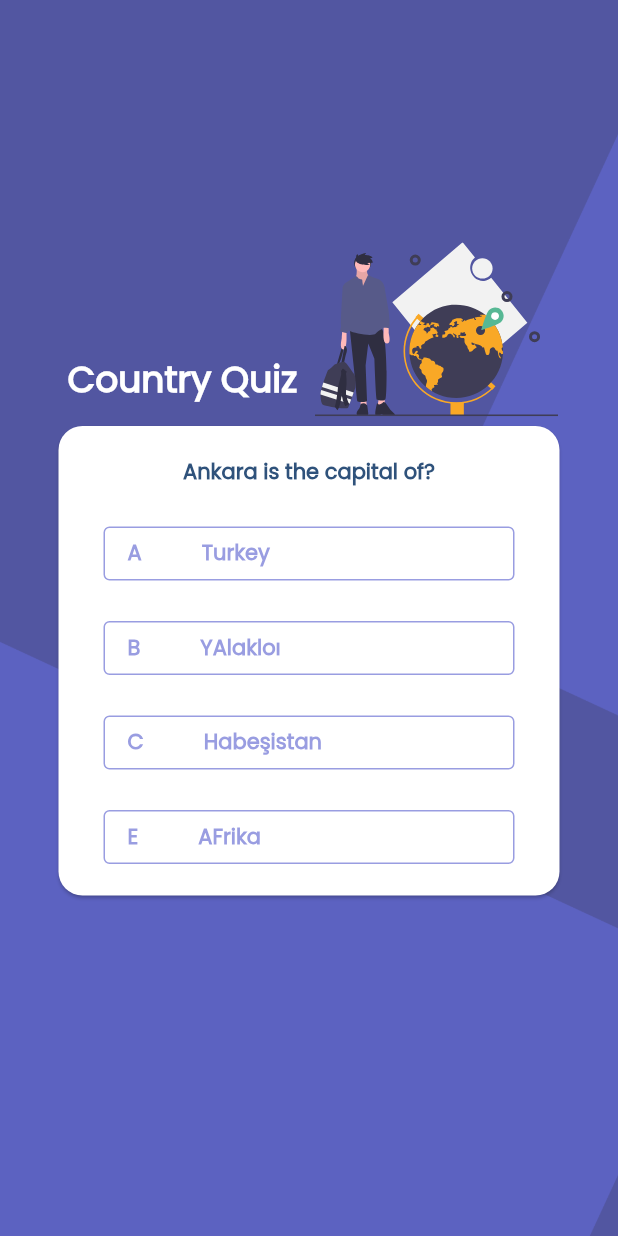
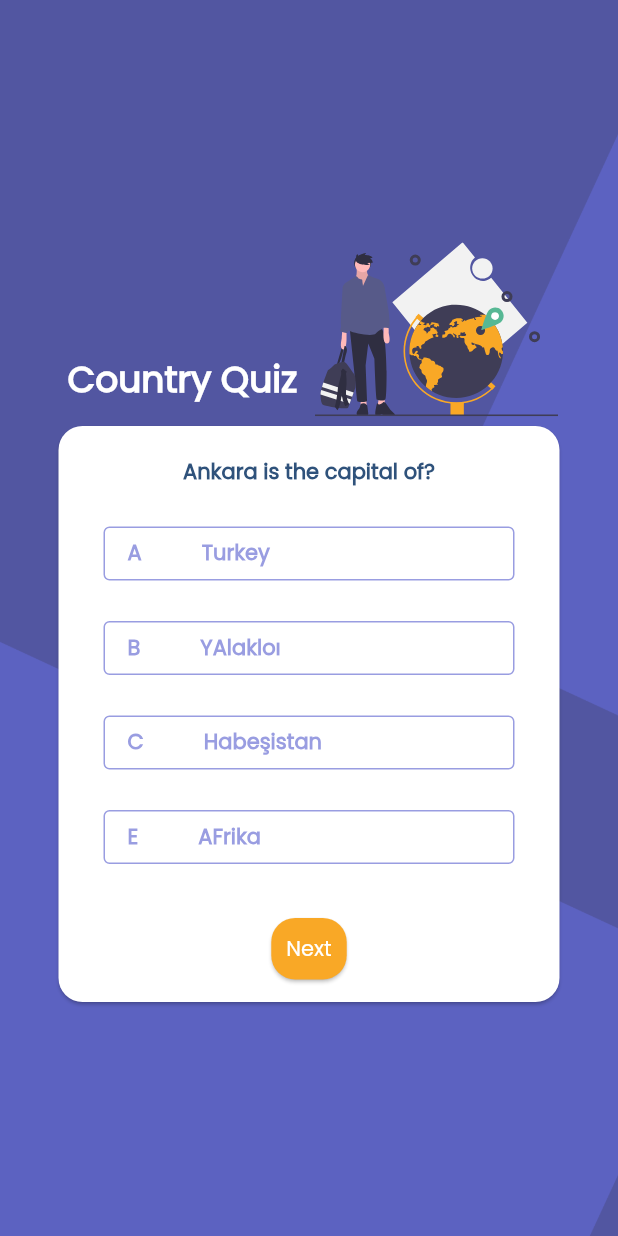
Before and after one commit to kyskerem/country_quiz_app, a Flutter app: the screen it shows after launch, on a phone screen of 412 x 824 dp. Run offline on Flutter 3.47's test engine with Material 2 defaults, Android fonts, the phone set to English and light mode, and no system bars; our stand-ins replace flutter_svg.

Commit message:
Save progress

```diff
--- /dev/null
+++ b/lib/ui/shared/enums.dart
@@ -0,0 +1,29 @@
+import 'package:flutter/material.dart';
+
+enum EdgeInsetsValues {
+  appMargin,
+  cardMargin,
+  answerTextMargin,
+  optionMargin,
+  nextCardPadding,
+  nextCardMargin,
+}
+
+extension SetEdgeInsetsValues on EdgeInsetsValues {
+  EdgeInsetsGeometry edgeInsets() {
+    switch (this) {
+      case EdgeInsetsValues.cardMargin:
+        return const EdgeInsets.symmetric(horizontal: 25, vertical: 5);
+      case EdgeInsetsValues.appMargin:
+        return const EdgeInsets.symmetric(horizontal: 35);
+      case EdgeInsetsValues.answerTextMargin:
+        return const EdgeInsets.symmetric(horizontal: 40);
+      case EdgeInsetsValues.optionMargin:
+        return const EdgeInsets.fromLTRB(30, 0, 30, 15);
+      case EdgeInsetsValues.nextCardPadding:
+        return const EdgeInsets.all(10.0);
+      case EdgeInsetsValues.nextCardMargin:
+        return const EdgeInsets.symmetric(vertical: 15);
+    }
+  }
+}
--- a/lib/ui/shared/view/home_view.dart
+++ b/lib/ui/shared/view/home_view.dart
@@ -1,6 +1,9 @@
 import 'package:flutter/material.dart';
 import 'package:flutter_design_app_second/ui/shared/theme/theme.dart';
 import 'package:flutter_svg/svg.dart';
+
+import '../enums.dart';
+import '../widget/quiz_card.dart';
 
 class HomeView extends StatelessWidget {
   const HomeView({super.key});
@@ -18,27 +21,67 @@ class HomeView extends StatelessWidget {
           child: Padding(
             padding: EdgeInsetsValues.appMargin.edgeInsets(),
             child: Stack(
-              children: [
-                Positioned(
+              children: const [
+                _CountryQuizText(),
+                _QuizCard(),
+                _NewSvgPicture(),
+              ],
+            ),
+          )),
+    );
+  }
+}
+
+class _CountryQuizText extends StatelessWidget {
+  const _CountryQuizText({
+    Key? key,
+  }) : super(key: key);
+
+  @override
+  Widget build(BuildContext context) {
+    return Positioned(
       bottom: 0,
       top: 235,
       left: 10,
       right: 0,
       child: Text(
         'Country Quiz',
-                    style: Theme.of(context).textTheme.headlineSmall?.copyWith(
-                        color: Colors.white, fontWeight: FontWeight.bold),
+        style: Theme.of(context)
+            .textTheme
+            .headlineSmall
+            ?.copyWith(color: Colors.white, fontWeight: FontWeight.bold),
       ),
-                ),
-                const Positioned(
+    );
+  }
+}
+
+class _QuizCard extends StatelessWidget {
+  const _QuizCard({
+    Key? key,
+  }) : super(key: key);
+
+  @override
+  Widget build(BuildContext context) {
+    return const Positioned(
       top: 280,
       left: 0,
       right: 0,
       bottom: 0,
-                    child: _NewQuizCard(
+      child: NewQuizCard(
         isFlagQuestion: false,
-                    )),
-                Positioned(
+      ),
+    );
+  }
+}
+
+class _NewSvgPicture extends StatelessWidget {
+  const _NewSvgPicture({
+    Key? key,
+  }) : super(key: key);
+
+  @override
+  Widget build(BuildContext context) {
+    return Positioned(
       bottom: 385,
       right: 0,
       top: 0,
@@ -46,86 +89,35 @@ class HomeView extends StatelessWidget {
       child: SvgPicture.asset(
         'assets/svgs/undraw-adventure.svg',
         fit: BoxFit.scaleDown,
-                    )),
-              ],
       ),
-          )),
     );
   }
 }
 
-class _NewQuizCard extends StatelessWidget {
-  const _NewQuizCard({Key? key, required this.isFlagQuestion})
-      : super(key: key);
-  final bool isFlagQuestion;
-
-  @override
-  Widget build(BuildContext context) {
-    return Column(
-      children: [
-        Card(
-          child: Column(
-            children: [
-              Padding(
-                padding:
-                    const EdgeInsets.symmetric(horizontal: 10.0, vertical: 20),
-                child: isFlagQuestion
-                    ? const FlagQuestionTypeWidget()
-                    : const NoFlagQuestionTypeWidget(capitalCityName: 'Ankara'),
-              ),
-              const NewAnswersCard(option: 'A', countryName: 'Turkey'),
-              const NewAnswersCard(option: 'B', countryName: 'YAlakloı'),
-              const NewAnswersCard(option: 'C', countryName: 'Habeşistan'),
-              const NewAnswersCard(option: 'E', countryName: 'AFrika'),
-            ],
-          ),
-        ),
-      ],
-    );
-  }
-}
-
-class NoFlagQuestionTypeWidget extends StatelessWidget {
-  const NoFlagQuestionTypeWidget({
-    Key? key,
-    required this.capitalCityName,
-  }) : super(key: key);
-
-  final String capitalCityName;
-  @override
-  Widget build(BuildContext context) {
-    return Text(
-      '$capitalCityName is the capital of?',
-      textAlign: TextAlign.center,
-      style: Theme.of(context).textTheme.bodyLarge!.copyWith(
-          color: LightColors.darkBlueTextColor.color(),
-          fontWeight: FontWeight.bold),
-    );
-  }
-}
-
-class FlagQuestionTypeWidget extends StatelessWidget {
-  const FlagQuestionTypeWidget({
+class NewNextButton extends StatelessWidget {
+  const NewNextButton({
     Key? key,
   }) : super(key: key);
 
   @override
   Widget build(BuildContext context) {
-    return Column(
-      crossAxisAlignment: CrossAxisAlignment.start,
-      children: [
-        Image.asset(
-          'assets/images/background.png',
-          scale: 35,
+    String nextText = 'Next';
+    return GestureDetector(
+      onTap: () {},
+      child: Card(
+        margin: EdgeInsetsValues.NextCardMargin.edgeInsets(),
+        color: LightColors.orangeCardColor.color(),
+        child: Padding(
+          padding: EdgeInsetsValues.NextCardPadding.edgeInsets(),
+          child: Text(
+            nextText,
+            style: Theme.of(context)
+                .textTheme
+                .bodyMedium!
+                .copyWith(color: LightColors.cardColor.color()),
           ),
-        Text(
-          'Which country does this flag belongs to?',
-          textAlign: TextAlign.center,
-          style: Theme.of(context).textTheme.bodyLarge!.copyWith(
-              color: LightColors.darkBlueTextColor.color(),
-              fontWeight: FontWeight.bold),
         ),
-      ],
+      ),
     );
   }
 }
@@ -170,20 +162,3 @@ class NewAnswersCard extends StatelessWidget {
     );
   }
 }
-
-extension SetEdgeInsetsValues on EdgeInsetsValues {
-  EdgeInsetsGeometry edgeInsets() {
-    switch (this) {
-      case EdgeInsetsValues.cardMargin:
-        return const EdgeInsets.symmetric(horizontal: 25, vertical: 5);
-      case EdgeInsetsValues.appMargin:
-        return const EdgeInsets.symmetric(horizontal: 35);
-      case EdgeInsetsValues.AnswerTextMargin:
-        return const EdgeInsets.symmetric(horizontal: 40);
-      case EdgeInsetsValues.OptionMargin:
-        return const EdgeInsets.fromLTRB(30, 0, 30, 15);
-    }
-  }
-}
-
-enum EdgeInsetsValues { appMargin, cardMargin, AnswerTextMargin, OptionMargin }
--- /dev/null
+++ b/lib/ui/shared/widget/flag_type_question_widget.dart
@@ -0,0 +1,29 @@
+import 'package:flutter/material.dart';
+
+import '../theme/theme.dart';
+
+class FlagQuestionTypeWidget extends StatelessWidget {
+  const FlagQuestionTypeWidget({
+    Key? key,
+  }) : super(key: key);
+
+  @override
+  Widget build(BuildContext context) {
+    return Column(
+      crossAxisAlignment: CrossAxisAlignment.start,
+      children: [
+        Image.asset(
+          'assets/images/background.png',
+          scale: 35,
+        ),
+        Text(
+          'Which country does this flag belongs to?',
+          textAlign: TextAlign.center,
+          style: Theme.of(context).textTheme.bodyLarge!.copyWith(
+              color: LightColors.darkBlueTextColor.color(),
+              fontWeight: FontWeight.bold),
+        ),
+      ],
+    );
+  }
+}
--- /dev/null
+++ b/lib/ui/shared/widget/no_flag_type_question_widget.dart
@@ -0,0 +1,22 @@
+import 'package:flutter/material.dart';
+
+import '../theme/theme.dart';
+
+class NoFlagQuestionTypeWidget extends StatelessWidget {
+  const NoFlagQuestionTypeWidget({
+    Key? key,
+    required this.capitalCityName,
+  }) : super(key: key);
+
+  final String capitalCityName;
+  @override
+  Widget build(BuildContext context) {
+    return Text(
+      '$capitalCityName is the capital of?',
+      textAlign: TextAlign.center,
+      style: Theme.of(context).textTheme.bodyLarge!.copyWith(
+          color: LightColors.darkBlueTextColor.color(),
+          fontWeight: FontWeight.bold),
+    );
+  }
+}
--- /dev/null
+++ b/lib/ui/shared/widget/quiz_card.dart
@@ -0,0 +1,110 @@
+import 'package:flutter/material.dart';
+
+import '../enums.dart';
+import '../theme/theme.dart';
+import 'flag_type_question_widget.dart';
+import 'no_flag_type_question_widget.dart';
+
+class NewQuizCard extends StatelessWidget {
+  const NewQuizCard({
+    Key? key,
+    required this.isFlagQuestion,
+  }) : super(key: key);
+  final bool isFlagQuestion;
+  @override
+  Widget build(BuildContext context) {
+    return Column(
+      children: [
+        Card(
+          child: Column(
+            children: [
+              Padding(
+                padding:
+                    const EdgeInsets.symmetric(horizontal: 10.0, vertical: 20),
+                child: isFlagQuestion
+                    ? const FlagQuestionTypeWidget()
+                    : const NoFlagQuestionTypeWidget(capitalCityName: 'Ankara'),
+              ),
+              const _NewAnswersCard(option: 'A', countryName: 'Turkey'),
+              const _NewAnswersCard(option: 'B', countryName: 'YAlakloı'),
+              const _NewAnswersCard(option: 'C', countryName: 'Habeşistan'),
+              const _NewAnswersCard(option: 'E', countryName: 'AFrika'),
+              const Visibility(
+                  // visible: isAnswered ? true : false,
+                  child: _NewNextButton())
+            ],
+          ),
+        ),
+      ],
+    );
+  }
+}
+
+class _NewNextButton extends StatelessWidget {
+  const _NewNextButton({
+    Key? key,
+  }) : super(key: key);
+
+  @override
+  Widget build(BuildContext context) {
+    String nextText = 'Next';
+    return GestureDetector(
+      onTap: () {},
+      child: Card(
+        margin: EdgeInsetsValues.nextCardMargin.edgeInsets(),
+        color: LightColors.orangeCardColor.color(),
+        child: Padding(
+          padding: EdgeInsetsValues.nextCardPadding.edgeInsets(),
+          child: Text(
+            nextText,
+            style: Theme.of(context)
+                .textTheme
+                .bodyMedium!
+                .copyWith(color: LightColors.cardColor.color()),
+          ),
+        ),
+      ),
+    );
+  }
+}
+
+class _NewAnswersCard extends StatelessWidget {
+  const _NewAnswersCard({
+    Key? key,
+    required this.countryName,
+    required this.option,
+  }) : super(key: key);
+  final String countryName;
+  final String option;
+  @override
+  Widget build(BuildContext context) {
+    return Padding(
+      padding: EdgeInsetsValues.optionMargin.edgeInsets(),
+      child: OutlinedButton(
+        style: OutlinedButton.styleFrom(
+            side: BorderSide(color: LightColors.purpleAccentTextColor.color())),
+        onPressed: () {},
+        child: Row(
+          mainAxisAlignment: MainAxisAlignment.start,
+          children: [
+            Text(
+              option,
+              style: Theme.of(context).textTheme.bodyLarge!.copyWith(
+                  color: LightColors.purpleAccentTextColor.color(),
+                  fontWeight: FontWeight.bold),
+            ),
+            Padding(
+              padding: EdgeInsetsValues.answerTextMargin.edgeInsets(),
+              child: Text(
+                countryName,
+                style: Theme.of(context).textTheme.bodyLarge!.copyWith(
+                    color: LightColors.purpleAccentTextColor.color(),
+                    fontWeight: FontWeight.bold),
+              ),
+            ),
+          ],
+        ),
+      ),
+    );
+  }
+}
```
Also changed, not shown: lib/core/models/country_data_model.dart (added). Lines whose indentation alone changed are shown as unchanged.
